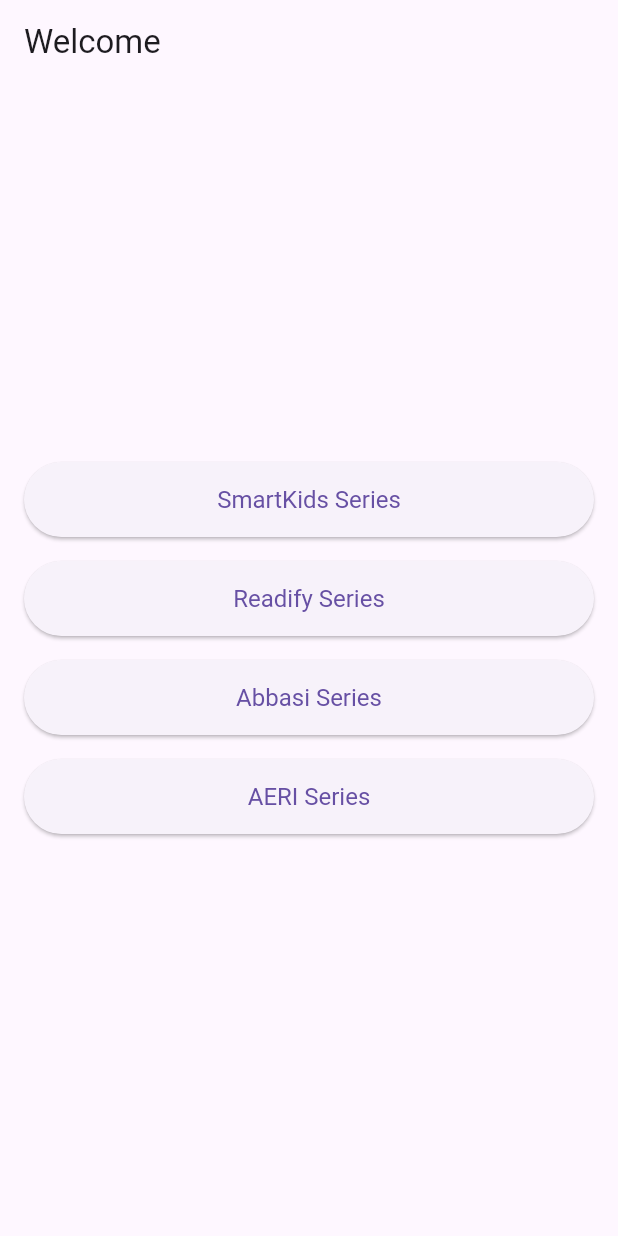
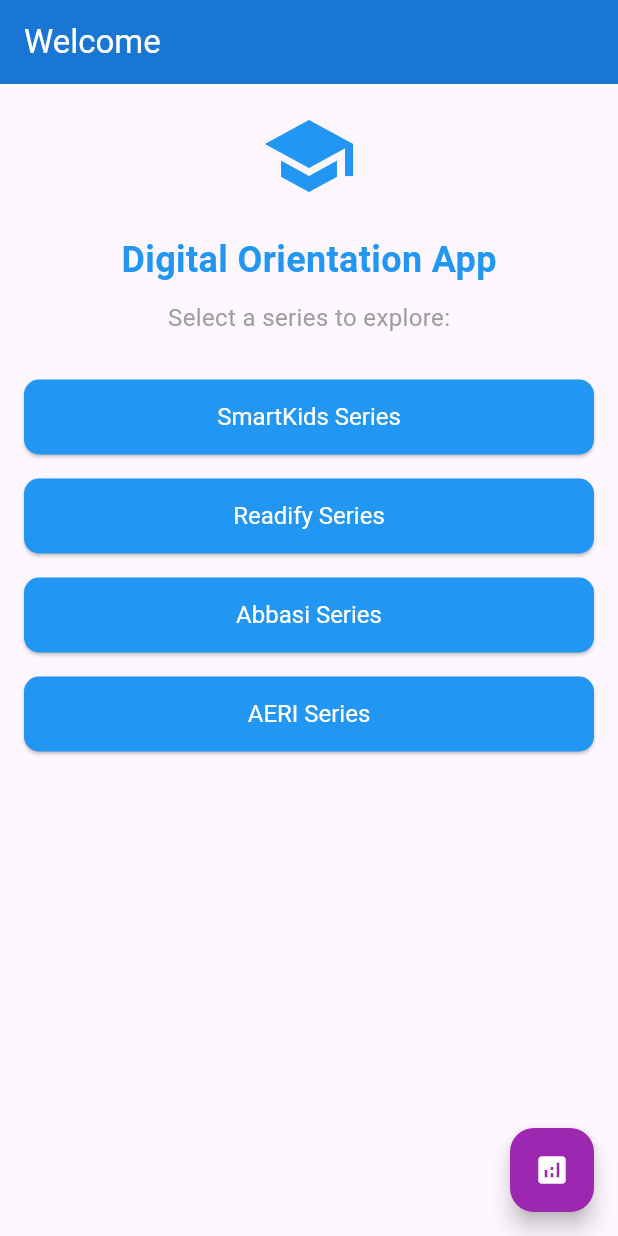
Before and after one commit to rashidbadar/Digital_orientation_app, a Flutter app: the screen it shows after launch, on a phone screen of 412 x 824 dp. Run offline on Flutter 3.47's test engine with Material 3 defaults, Android fonts, the light colour scheme and no system bars; our stand-ins replace webview_flutter; project files that could hold a hidden picture were left out.

Commit message:
Integrate URL launcher plugin and update WelcomePage with RepositoryReviewScreen; enhance UI elements and button styles

```diff
--- a/lib/screens/welcome_page.dart
+++ b/lib/screens/welcome_page.dart
@@ -4,6 +4,7 @@ import 'smartkids_page.dart';
 import 'readify_page.dart';
 import 'abbasi_page.dart';
 import 'aeri_page.dart';
+import 'repository_review.dart'; // ADD THIS IMPORT
 
 class WelcomePage extends StatelessWidget {
   WelcomePage({super.key});
@@ -19,28 +20,58 @@ class WelcomePage extends StatelessWidget {
   @override
   Widget build(BuildContext context) {
     return Scaffold(
-      appBar: AppBar(title: const Text("Welcome")),
+      appBar: AppBar(
+        title: const Text("Welcome"),
+        backgroundColor: Colors.blue[700],
+        foregroundColor: Colors.white,
+      ),
       body: Padding(
         padding: const EdgeInsets.all(16.0),
         child: Center(
           child: Column(
             mainAxisAlignment: MainAxisAlignment.center,
+            children: [
+              // Welcome header
+              const Icon(Icons.school, size: 64, color: Colors.blue),
+              const SizedBox(height: 20),
+              const Text(
+                "Digital Orientation App",
+                style: TextStyle(
+                  fontSize: 24,
+                  fontWeight: FontWeight.bold,
+                  color: Colors.blue,
+                ),
+              ),
+              const SizedBox(height: 10),
+              const Text(
+                "Select a series to explore:",
+                style: TextStyle(fontSize: 16, color: Colors.grey),
+              ),
+              const SizedBox(height: 30),
+
+              // Series buttons
+              Expanded(
+                child: ListView(
                   children: _series
                       .map(
                         (series) => Padding(
                           padding: const EdgeInsets.only(bottom: 16),
                           child: ElevatedButton(
                             style: ElevatedButton.styleFrom(
-                        minimumSize: const Size(
-                          double.infinity,
-                          50,
-                        ), // Full-width buttons
+                              backgroundColor: Colors.blue,
+                              foregroundColor: Colors.white,
+                              minimumSize: const Size(double.infinity, 50),
                               textStyle: const TextStyle(fontSize: 16),
+                              shape: RoundedRectangleBorder(
+                                borderRadius: BorderRadius.circular(10),
+                              ),
                             ),
                             onPressed: () {
                               Navigator.push(
                                 context,
-                          MaterialPageRoute(builder: (_) => series['page']),
+                                MaterialPageRoute(
+                                  builder: (_) => series['page'],
+                                ),
                               );
                             },
                             child: Text(series['title']),
@@ -50,7 +81,28 @@ class WelcomePage extends StatelessWidget {
                       .toList(),
                 ),
               ),
+            ],
           ),
+        ),
+      ),
+
+      // ADD FLOATING ACTION BUTTON HERE
+      floatingActionButton: FloatingActionButton(
+        onPressed: () {
+          Navigator.push(
+            context,
+            MaterialPageRoute(
+              builder: (context) => const RepositoryReviewScreen(),
+            ),
+          );
+        },
+        tooltip: 'View Code Analysis',
+        backgroundColor: Colors.purple,
+        foregroundColor: Colors.white,
+        heroTag: "welcomeReviewFab",
+        child: const Icon(Icons.analytics),
+      ),
+      floatingActionButtonLocation: FloatingActionButtonLocation.endFloat,
     );
   }
 }
--- a/pubspec.yaml
+++ b/pubspec.yaml
@@ -14,6 +14,7 @@ dependencies:
   cupertino_icons: ^1.0.8
   webview_flutter: ^4.10.0
   path_provider: ^2.1.2
+  url_launcher: ^6.1.11
 
 dev_dependencies:
   flutter_test:
```
Also changed, not shown: pubspec.lock, 5 other files. Lines whose indentation alone changed are shown as unchanged.
